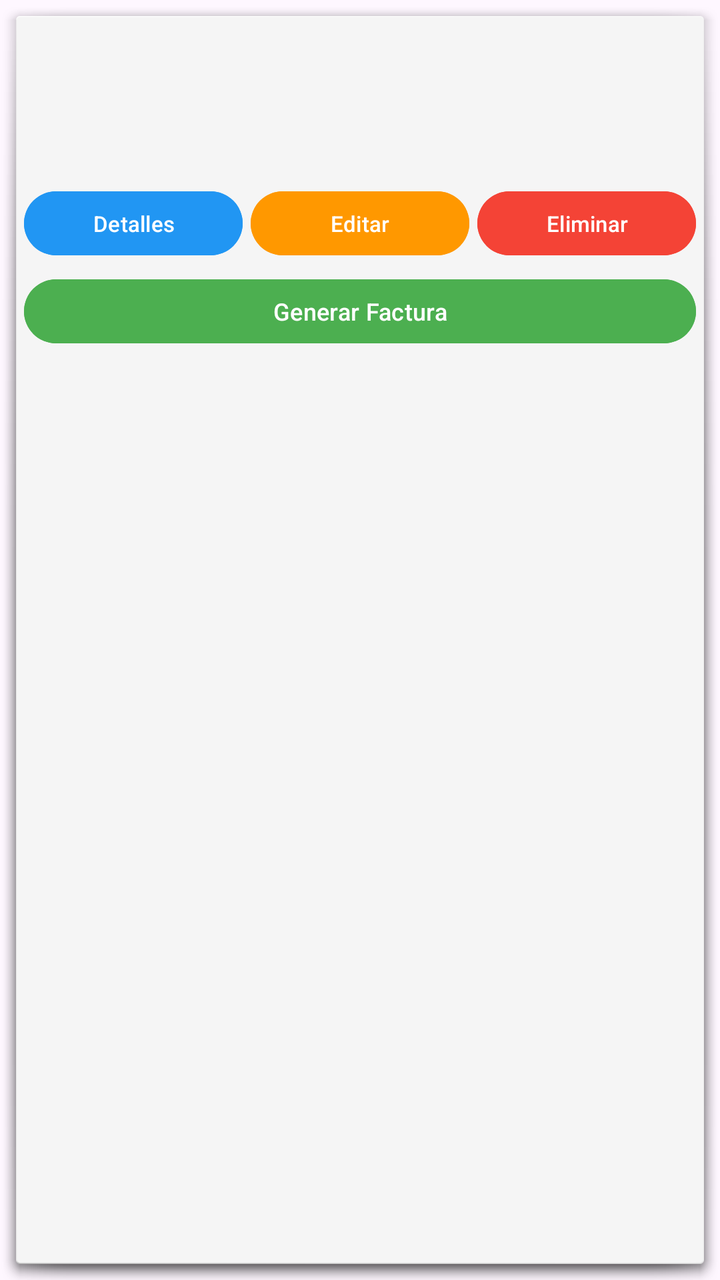
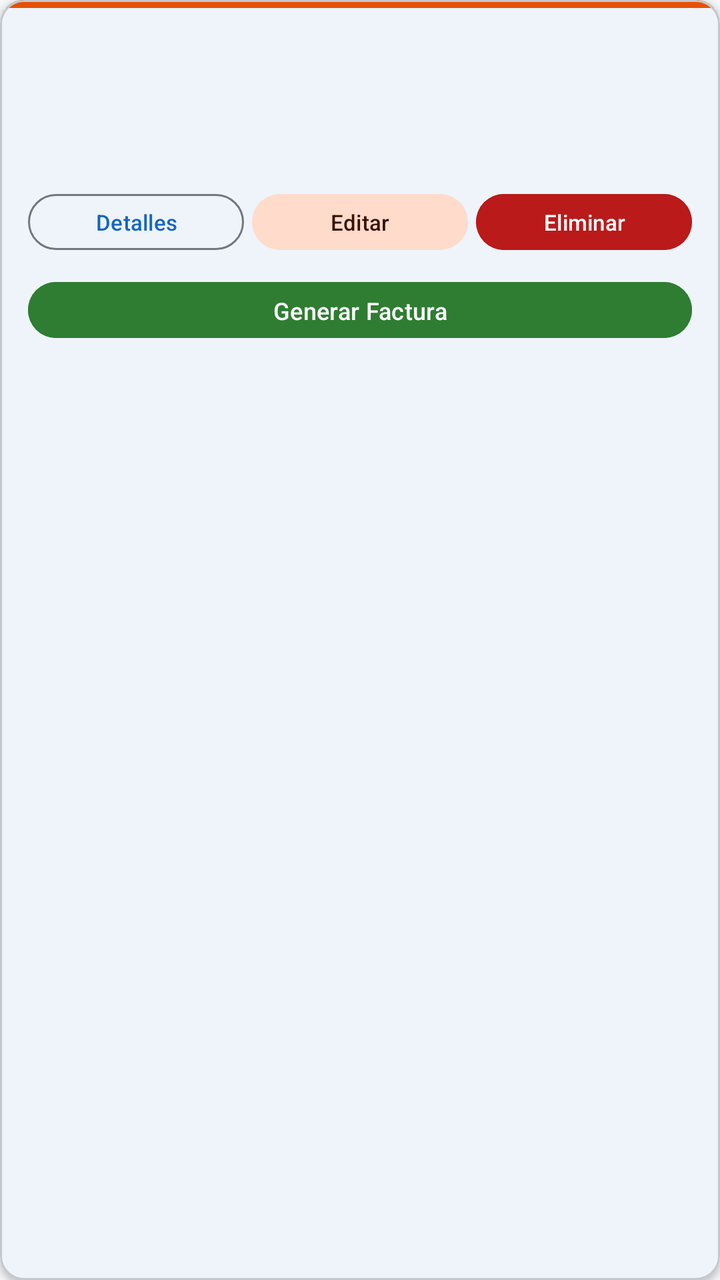

Compare the two renders of this Android layout. The source of the first and the diff that turns it into the second are given below.
<!-- AndroidManifest.xml: application theme Theme.RodamientosYFierros -->
<!-- res/layout/item_pedido.xml -->
<?xml version="1.0" encoding="utf-8"?>
<LinearLayout xmlns:android="http://schemas.android.com/apk/res/android"
    android:layout_width="match_parent"
    android:layout_height="wrap_content"
    android:orientation="vertical"
    android:padding="12dp"
    android:background="@android:drawable/dialog_holo_light_frame"
    android:layout_marginBottom="8dp">

    <TextView
        android:id="@+id/tv_pedido_id"
        android:layout_width="match_parent"
        android:layout_height="wrap_content"
        android:textSize="16sp"
        android:textStyle="bold"
        android:textColor="#FF9800"
        android:layout_marginBottom="4dp" />

    <TextView
        android:id="@+id/tv_pedido_cliente"
        android:layout_width="match_parent"
        android:layout_height="wrap_content"
        android:textSize="14sp"
        android:textColor="#666666"
        android:layout_marginBottom="4dp" />

    <TextView
        android:id="@+id/tv_pedido_fecha"
        android:layout_width="match_parent"
        android:layout_height="wrap_content"
        android:textSize="14sp"
        android:textColor="#666666"
        android:layout_marginBottom="12dp" />

    <LinearLayout
        android:layout_width="match_parent"
        android:layout_height="wrap_content"
        android:orientation="horizontal"
        android:layout_marginBottom="4dp">

        <Button
            android:id="@+id/btn_detalles"
            android:layout_width="0dp"
            android:layout_height="40dp"
            android:layout_weight="1"
            android:text="Detalles"
            android:textSize="11sp"
            android:layout_marginEnd="4dp"
            android:backgroundTint="#2196F3" />

        <Button
            android:id="@+id/btn_editar"
            android:layout_width="0dp"
            android:layout_height="40dp"
            android:layout_weight="1"
            android:text="Editar"
            android:textSize="11sp"
            android:layout_marginEnd="4dp"
            android:backgroundTint="#FF9800" />

        <Button
            android:id="@+id/btn_eliminar"
            android:layout_width="0dp"
            android:layout_height="40dp"
            android:layout_weight="1"
            android:text="Eliminar"
            android:textSize="11sp"
            android:backgroundTint="#F44336" />

    </LinearLayout>

    <Button
        android:id="@+id/btn_facturar"
        android:layout_width="match_parent"
        android:layout_height="40dp"
        android:text="Generar Factura"
        android:textSize="12sp"
        android:backgroundTint="#4CAF50" />

</LinearLayout>
<!-- resources referenced by this layout -->
<resources>
  <style name="Theme.RodamientosYFierros" parent="Base.Theme.RodamientosYFierros" />
  <style name="Base.Theme.RodamientosYFierros" parent="Theme.Material3.DayNight.NoActionBar">
          
          
      </style>
</resources>

<!-- the commit's change to res/layout/item_pedido.xml (unified diff, before → after) -->
@@ -1,80 +1,98 @@
 <?xml version="1.0" encoding="utf-8"?>
-<LinearLayout xmlns:android="http://schemas.android.com/apk/res/android"
+<com.google.android.material.card.MaterialCardView
+    xmlns:android="http://schemas.android.com/apk/res/android"
+    xmlns:app="http://schemas.android.com/apk/res-auto"
     android:layout_width="match_parent"
     android:layout_height="wrap_content"
-    android:orientation="vertical"
-    android:padding="12dp"
-    android:background="@android:drawable/dialog_holo_light_frame"
-    android:layout_marginBottom="8dp">
-
-    <TextView
-        android:id="@+id/tv_pedido_id"
-        android:layout_width="match_parent"
-        android:layout_height="wrap_content"
-        android:textSize="16sp"
-        android:textStyle="bold"
-        android:textColor="#FF9800"
-        android:layout_marginBottom="4dp" />
-
-    <TextView
-        android:id="@+id/tv_pedido_cliente"
-        android:layout_width="match_parent"
-        android:layout_height="wrap_content"
-        android:textSize="14sp"
-        android:textColor="#666666"
-        android:layout_marginBottom="4dp" />
-
-    <TextView
-        android:id="@+id/tv_pedido_fecha"
-        android:layout_width="match_parent"
-        android:layout_height="wrap_content"
-        android:textSize="14sp"
-        android:textColor="#666666"
-        android:layout_marginBottom="12dp" />
+    android:layout_marginBottom="8dp"
+    app:cardCornerRadius="12dp"
+    app:cardElevation="2dp"
+    app:cardBackgroundColor="@color/surface">
 
     <LinearLayout
         android:layout_width="match_parent"
         android:layout_height="wrap_content"
-        android:orientation="horizontal"
-        android:layout_marginBottom="4dp">
+        android:orientation="vertical">
 
-        <Button
-            android:id="@+id/btn_detalles"
-            android:layout_width="0dp"
-            android:layout_height="40dp"
-            android:layout_weight="1"
-            android:text="Detalles"
-            android:textSize="11sp"
-            android:layout_marginEnd="4dp"
-            android:backgroundTint="#2196F3" />
+        <View
+            android:layout_width="match_parent"
+            android:layout_height="4dp"
+            android:background="@color/color_pedidos" />
 
-        <Button
-            android:id="@+id/btn_editar"
-            android:layout_width="0dp"
-            android:layout_height="40dp"
-            android:layout_weight="1"
-            android:text="Editar"
-            android:textSize="11sp"
-            android:layout_marginEnd="4dp"
-            android:backgroundTint="#FF9800" />
+        <LinearLayout
+            android:layout_width="match_parent"
+            android:layout_height="wrap_content"
+            android:orientation="vertical"
+            android:padding="14dp">
 
-        <Button
-            android:id="@+id/btn_eliminar"
-            android:layout_width="0dp"
-            android:layout_height="40dp"
-            android:layout_weight="1"
-            android:text="Eliminar"
-            android:textSize="11sp"
-            android:backgroundTint="#F44336" />
+            <TextView
+                android:id="@+id/tv_pedido_id"
+                android:layout_width="match_parent"
+                android:layout_height="wrap_content"
+                android:textSize="16sp"
+                android:textStyle="bold"
+                android:textColor="@color/color_pedidos"
+                android:layout_marginBottom="4dp" />
 
+            <TextView
+                android:id="@+id/tv_pedido_cliente"
+                android:layout_width="match_parent"
+                android:layout_height="wrap_content"
+                android:textSize="13sp"
+                android:textColor="@color/on_surface_variant"
+                android:layout_marginBottom="2dp" />
+
+            <TextView
+                android:id="@+id/tv_pedido_fecha"
+                android:layout_width="match_parent"
+                android:layout_height="wrap_content"
+                android:textSize="13sp"
+                android:textColor="@color/on_surface_variant"
+                android:layout_marginBottom="12dp" />
+
+            <LinearLayout
+                android:layout_width="match_parent"
+                android:layout_height="wrap_content"
+                android:orientation="horizontal"
+                android:layout_marginBottom="8dp">
+
+                <Button
+                    android:id="@+id/btn_detalles"
+                    style="@style/Widget.Material3.Button.OutlinedButton"
+                    android:layout_width="0dp"
+                    android:layout_height="36dp"
+                    android:layout_weight="1"
+                    android:text="Detalles"
+                    android:textSize="11sp"
+                    android:layout_marginEnd="4dp" />
+
+                <Button
+                    android:id="@+id/btn_editar"
+                    style="@style/Widget.Material3.Button.TonalButton"
+                    android:layout_width="0dp"
+                    android:layout_height="36dp"
+                    android:layout_weight="1"
+                    android:text="Editar"
+                    android:textSize="11sp"
+                    android:layout_marginEnd="4dp" />
+
+                <Button
+                    android:id="@+id/btn_eliminar"
+                    android:layout_width="0dp"
+                    android:layout_height="36dp"
+                    android:layout_weight="1"
+                    android:text="Eliminar"
+                    android:textSize="11sp"
+                    android:backgroundTint="@color/error" />
+            </LinearLayout>
+
+            <Button
+                android:id="@+id/btn_facturar"
+                android:layout_width="match_parent"
+                android:layout_height="36dp"
+                android:text="Generar Factura"
+                android:textSize="12sp"
+                android:backgroundTint="@color/color_facturas" />
+        </LinearLayout>
     </LinearLayout>
-
-    <Button
-        android:id="@+id/btn_facturar"
-        android:layout_width="match_parent"
-        android:layout_height="40dp"
-        android:text="Generar Factura"
-        android:textSize="12sp"
-        android:backgroundTint="#4CAF50" />
-
-</LinearLayout>
+</com.google.android.material.card.MaterialCardView>
<!-- resource entries referenced after the edit -->
@@ -1,9 +1,57 @@
 <!-- resources referenced by this layout -->
 <resources>
+  <color name="color_facturas">#2E7D32</color>
+  <color name="color_pedidos">#E65100</color>
+  <color name="error">#BA1A1A</color>
+  <color name="on_surface_variant">#44464F</color>
+  <color name="surface">#FFFFFF</color>
   <style name="Theme.RodamientosYFierros" parent="Base.Theme.RodamientosYFierros" />
   <style name="Base.Theme.RodamientosYFierros" parent="Theme.Material3.DayNight.NoActionBar">
-          
-          
+          <item name="colorPrimary">@color/primary</item>
+          <item name="colorOnPrimary">@color/on_primary</item>
+          <item name="colorPrimaryContainer">@color/primary_container</item>
+          <item name="colorOnPrimaryContainer">@color/on_primary_container</item>
+          <item name="colorSecondary">@color/secondary</item>
+          <item name="colorOnSecondary">@color/on_secondary</item>
+          <item name="colorSecondaryContainer">@color/secondary_container</item>
+          <item name="colorOnSecondaryContainer">@color/on_secondary_container</item>
+          <item name="colorTertiary">@color/tertiary</item>
+          <item name="colorOnTertiary">@color/on_tertiary</item>
+          <item name="colorTertiaryContainer">@color/tertiary_container</item>
+          <item name="colorOnTertiaryContainer">@color/on_tertiary_container</item>
+          <item name="colorError">@color/error</item>
+          <item name="colorOnError">@color/on_error</item>
+          <item name="colorErrorContainer">@color/error_container</item>
+          <item name="colorOnErrorContainer">@color/on_error_container</item>
+          <item name="android:colorBackground">@color/background</item>
+          <item name="colorOnBackground">@color/on_background</item>
+          <item name="colorSurface">@color/surface</item>
+          <item name="colorOnSurface">@color/on_surface</item>
+          <item name="colorSurfaceVariant">@color/surface_variant</item>
+          <item name="colorOnSurfaceVariant">@color/on_surface_variant</item>
+          <item name="colorOutline">@color/outline</item>
+          <item name="colorOutlineVariant">@color/outline_variant</item>
       </style>
+  <color name="primary">#1565C0</color>
+  <color name="on_primary">#FFFFFF</color>
+  <color name="primary_container">#D6E4FF</color>
+  <color name="on_primary_container">#001A41</color>
+  <color name="secondary">#E65100</color>
+  <color name="on_secondary">#FFFFFF</color>
+  <color name="secondary_container">#FFDBCC</color>
+  <color name="on_secondary_container">#3A1000</color>
+  <color name="tertiary">#2E7D32</color>
+  <color name="on_tertiary">#FFFFFF</color>
+  <color name="tertiary_container">#B9F0B8</color>
+  <color name="on_tertiary_container">#002106</color>
+  <color name="on_error">#FFFFFF</color>
+  <color name="error_container">#FFDAD6</color>
+  <color name="on_error_container">#410002</color>
+  <color name="background">#F4F6F8</color>
+  <color name="on_background">#1C1B1F</color>
+  <color name="on_surface">#1C1B1F</color>
+  <color name="surface_variant">#E1E2EC</color>
+  <color name="outline">#74777F</color>
+  <color name="outline_variant">#C4C6D0</color>
 </resources>
 
